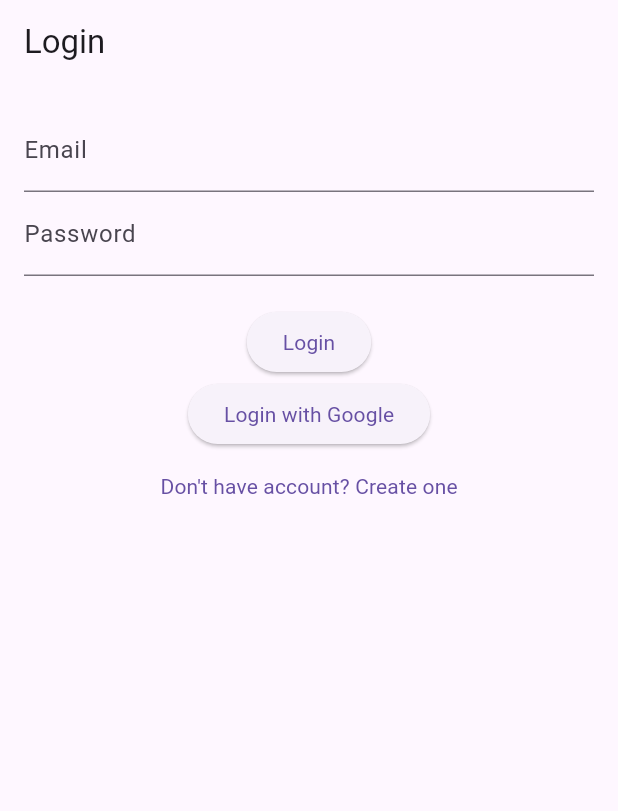
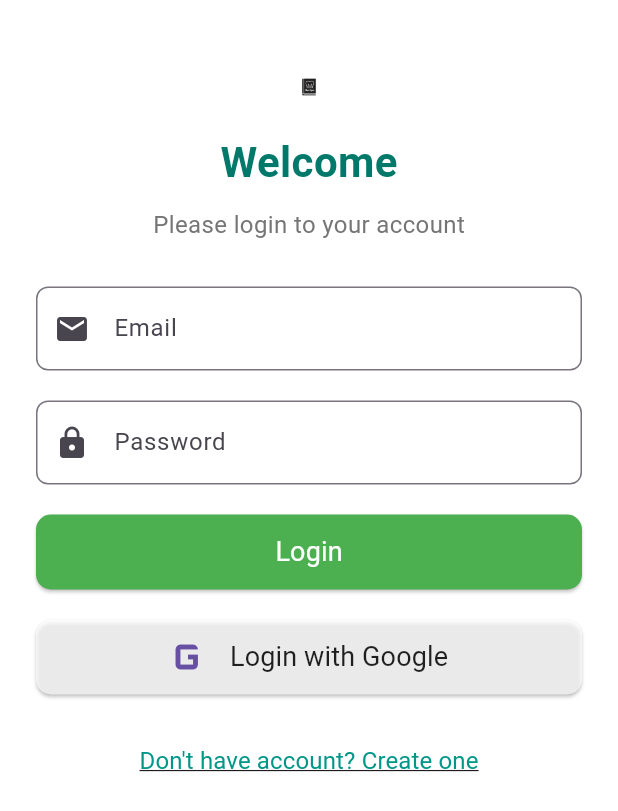
Before and after one commit to Andresas106/RecipeApp, a Flutter app: the screen it shows after launch, on a phone screen of 412 x 824 dp. Shown: the top 811 px of the screen. Run offline on Flutter 3.47's test engine with Material 3 defaults, Android fonts, the light colour scheme and no system bars; our stand-ins replace cloud_firestore, firebase_auth, firebase_core, google_sign_in; accounts and stored records are empty.

Commit message:
styled LoginScreen

```diff
--- a/recipe_app/lib/navigation/AppRouterDelegate.dart
+++ b/recipe_app/lib/navigation/AppRouterDelegate.dart
@@ -32,7 +32,6 @@ class AppRouterDelegate extends RouterDelegate<RouteSettings>
     return Navigator(
       key: navigatorKey,
       pages: [
-
           CustomTransitionPage(key: ValueKey('IntroScreen'),
               child: IntroScreen()),
         if(_currentRoute?.name == '/login')
@@ -53,9 +52,9 @@ class AppRouterDelegate extends RouterDelegate<RouteSettings>
         {
           _setNewRoutePath(RouteSettings(name: '/login'));
         }
-        /*else if(_currentRoute?.name == '/login') {
-          SystemNavigator.pop();
-        }*/
+        else if(_currentRoute?.name == '/login') {
+           SystemNavigator.pop();
+        }
 
         return true;
       },
--- a/recipe_app/lib/screens/IntroScreen.dart
+++ b/recipe_app/lib/screens/IntroScreen.dart
@@ -1,3 +1,5 @@
+import 'dart:async';
+
 import 'package:flutter/material.dart';
 import 'package:recipe_app/navigation/AppRouterDelegate.dart';
 
@@ -9,13 +11,23 @@ class IntroScreen extends StatefulWidget {
 }
 
 class _IntroScreenState extends State<IntroScreen> {
+  Timer? _timer;
+
   @override
   void initState() {
     super.initState();
-    Future.delayed(Duration(seconds: 3), () {
-        final routerDelegate = Router.of(context).routerDelegate as AppRouterDelegate;
-        routerDelegate.setNewRoutePath(RouteSettings(name: '/login'));
+
+    _timer = Timer(Duration(seconds: 3), () {
+      final routerDelegate = Router.of(context).routerDelegate as AppRouterDelegate;
+      routerDelegate.setNewRoutePath(RouteSettings(name: '/login'));
     });
+  }
+
+  @override
+  void dispose() {
+    _timer?.cancel();
+    super.dispose();
+
   }
 
   @override
--- a/recipe_app/lib/screens/LoginScreen.dart
+++ b/recipe_app/lib/screens/LoginScreen.dart
@@ -15,7 +15,6 @@ class _IntroScreenState extends State<LoginScreen> {
   final TextEditingController emailController = TextEditingController();
   final TextEditingController passwordController = TextEditingController();
 
-
   @override
   void initState() {
     super.initState();
@@ -24,24 +23,47 @@ class _IntroScreenState extends State<LoginScreen> {
   @override
   Widget build(BuildContext context) {
     return Scaffold(
-      appBar: AppBar(
-        title: Text('Login'),
-        automaticallyImplyLeading: false,
+      backgroundColor: Colors.white,
+      body: SingleChildScrollView(
+        child: Padding(
+          padding: const EdgeInsets.symmetric(horizontal: 24, vertical: 48),
+          child: Column(
+            crossAxisAlignment: CrossAxisAlignment.center,
+            children: [
+              Center(
+                child: Image.asset('assets/logo.jpg', height: 20,),
               ),
-      body: Padding(
-        padding: const EdgeInsets.all(16.0),
-        child: Column(
-          children: [
+              const SizedBox(height: 20),
+              Text('Welcome', style: TextStyle(fontSize: 28, fontWeight: FontWeight.bold, color: Colors.teal[700]),
+              ),
+              const SizedBox(height: 10,),
+              Text('Please login to your account', style:  TextStyle(fontSize: 16, color: Colors.grey[600]),
+              ),
+              const SizedBox(height: 30,),
               TextField(
                 controller: emailController,
-              decoration: InputDecoration(labelText: 'Email'),
+                decoration: InputDecoration(
+                    labelText: 'Email',
+                    prefixIcon: Icon(Icons.email),
+                    border: OutlineInputBorder(
+                      borderRadius: BorderRadius.circular(8)
+                    )
                 ),
+              ),
+              const SizedBox(height: 20,),
               TextField(
                 controller: passwordController,
-              decoration: InputDecoration(labelText: 'Password'),
+                decoration: InputDecoration(
+                  labelText: 'Password',
+                  prefixIcon: Icon(Icons.lock),
+                  border: OutlineInputBorder(
+                    borderRadius: BorderRadius.circular(8),
+                  ),
+                ),
                 obscureText: true,
               ),
-            SizedBox(height: 20,),
+
+              const SizedBox(height: 20,),
               ElevatedButton(
                   onPressed: () async {
                     final email = emailController.text.trim();
@@ -68,9 +90,17 @@ class _IntroScreenState extends State<LoginScreen> {
                       routerDelegate.setNewRoutePath(RouteSettings(name: '/recipes'));
                     }
                   },
-                child: Text('Login')
+                  style: ElevatedButton.styleFrom(
+                    backgroundColor: Colors.green,
+                    minimumSize: const Size(double.infinity, 50),
+                    shape: RoundedRectangleBorder(
+                      borderRadius: BorderRadius.circular(10),
                     ),
-            ElevatedButton(
+                  ),
+                  child: Text('Login', style: TextStyle(fontSize: 18, color: Colors.white),)
+              ),
+              const SizedBox(height: 20,),
+              ElevatedButton.icon(
                   onPressed: () async {
                     final user = await _authService.loginWithGoogle();
                     if(user == null)
@@ -95,19 +125,32 @@ class _IntroScreenState extends State<LoginScreen> {
                       routerDelegate.setNewRoutePath(RouteSettings(name: '/recipes'));
                     }
                   },
-                child: Text('Login with Google')
+                  style: ElevatedButton.styleFrom(
+                    backgroundColor: Colors.white70,
+                    minimumSize: const Size(double.infinity, 50),
+                    shape: RoundedRectangleBorder(
+                      borderRadius: BorderRadius.circular(10),
                     ),
+                  ),
+                icon: Icon(Icons.g_mobiledata, size: 40,),
+                label: const Text(
+                  'Login with Google',
+                  style: TextStyle(fontSize: 18, color: Colors.black87),
+                ),
+              ),
+              const SizedBox(height: 20,),
               TextButton(
                   onPressed: () {
                     final routerDelegate = Router.of(context).routerDelegate;
                     routerDelegate.setNewRoutePath(RouteSettings(name: '/register'));
                   },
-                child: Text('Don\'t have account? Create one')
+                  child: Text('Don\'t have account? Create one', style: TextStyle(fontSize: 16, color: Colors.teal, decoration: TextDecoration.underline),
+                  ),
               ),
             ],
           ),
         ),
+      )
     );
-
   }
 }
--- a/recipe_app/pubspec.yaml
+++ b/recipe_app/pubspec.yaml
@@ -65,6 +65,7 @@ flutter:
   # To add assets to your application, add an assets section, like this:
   assets:
    - assets/intro_image.jpg
+   - assets/logo.jpg
 
   # An image asset can refer to one or more resolution-specific "variants", see
   # https://flutter.dev/to/resolution-aware-images
```
Also changed, not shown: recipe_app/assets/logo.jpg (added). Lines whose indentation alone changed are shown as unchanged.
